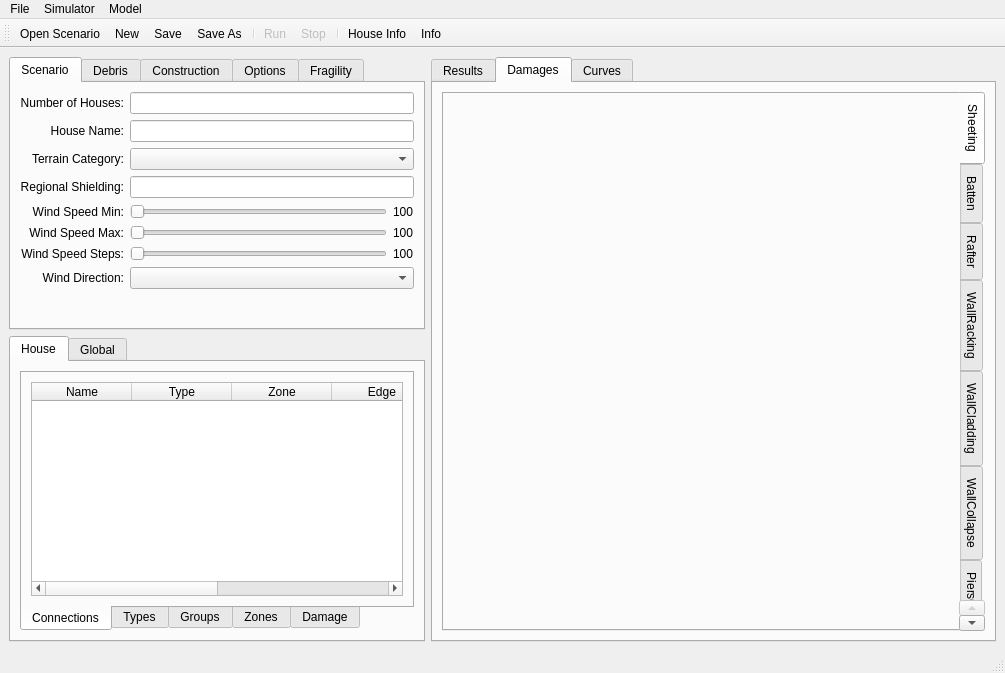
First picture: the form in src/gui/ui/main.ui, repository GeoscienceAustralia/vaws, before the edit.
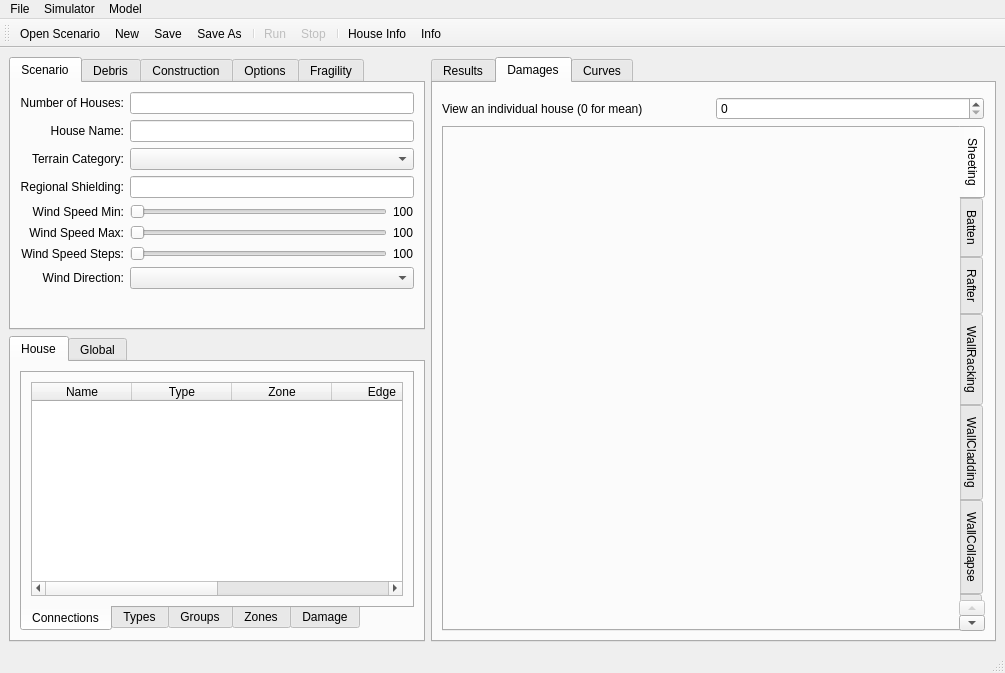
Second picture: the form after the edit. The open tabs and pages were chosen to show the change. Icons and pictures are not drawn. Custom widgets are drawn as their Qt base class.

Commit message: vaws-8 View individual houses

What changed in the file:
```diff
--- a/src/gui/ui/main.ui
+++ b/src/gui/ui/main.ui
@@ -1642,6 +1642,28 @@
        </attribute>
        <layout class="QHBoxLayout" name="horizontalLayout_6">
         <item>
+         <layout class="QVBoxLayout" name="verticalLayout_3">
+          <item>
+           <layout class="QHBoxLayout" name="horizontalLayout_39">
+            <property name="topMargin">
+             <number>5</number>
+            </property>
+            <property name="rightMargin">
+             <number>1</number>
+            </property>
+            <item>
+             <widget class="QLabel" name="label_36">
+              <property name="text">
+               <string>View an individual house (0 for mean)</string>
+              </property>
+             </widget>
+            </item>
+            <item>
+             <widget class="QSpinBox" name="heatmap_house"/>
+            </item>
+           </layout>
+          </item>
+          <item>
          <widget class="QTabWidget" name="damages_tab">
           <property name="tabPosition">
            <enum>QTabWidget::East</enum>
@@ -1724,6 +1746,8 @@
            </layout>
           </widget>
          </widget>
+          </item>
+         </layout>
         </item>
        </layout>
       </widget>
```
Left out of the diff: 2 changed lines with no effect on the pictures. Lines whose indentation alone changed are shown as unchanged. The commit also changes 3 other files.
